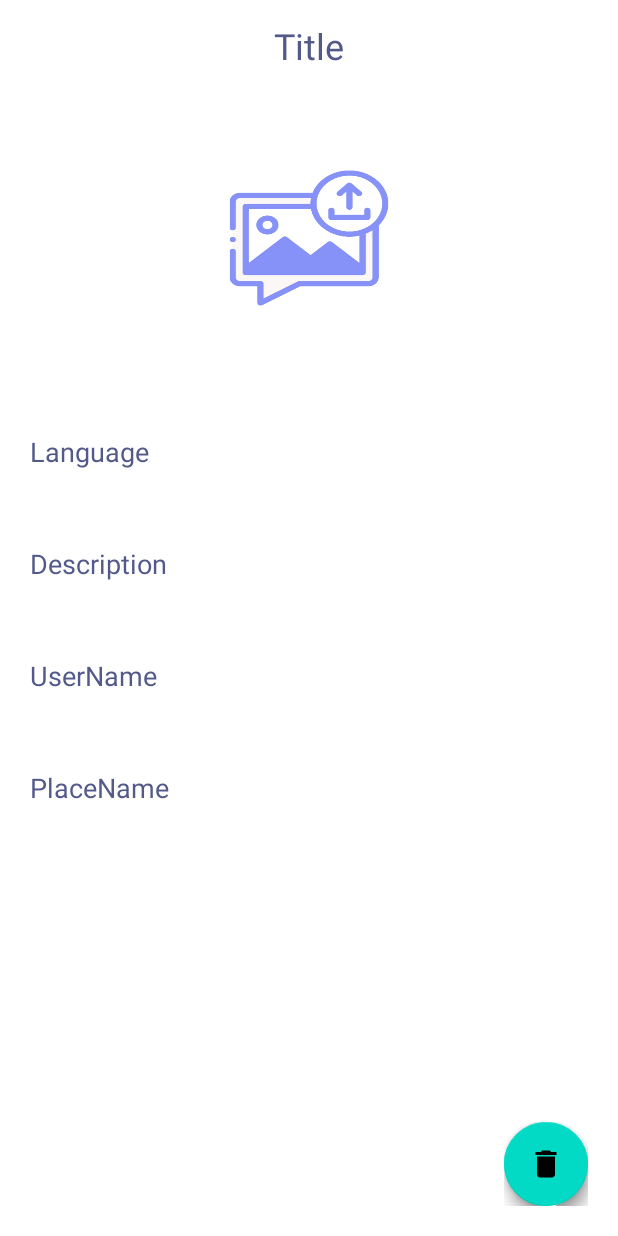
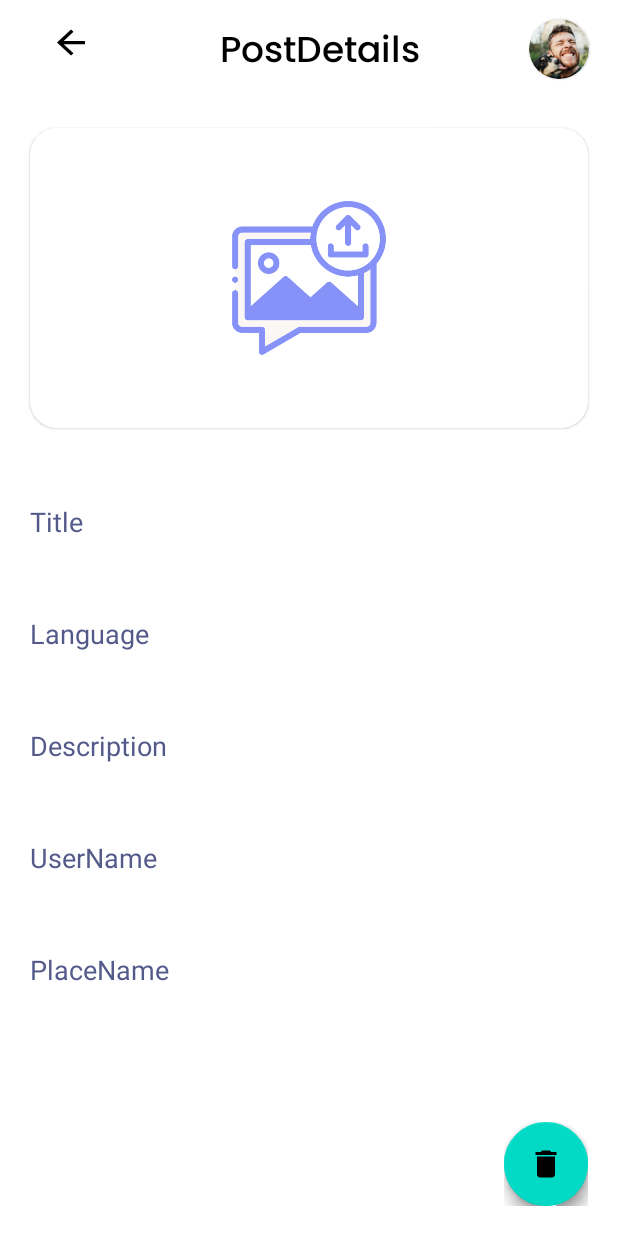
Before and after one commit to DeadEv1Le/Reach, an Android app: the DetailActivity screen opened directly, with no data from a screen before it, on a phone screen of 412 x 824 dp. Run offline under Robolectric (Android 15) with nearby library versions, the phone set to English and light mode, and no system bars; our stand-ins replace Firebase (no records; nobody signed in at launch, a user with empty details on screens opened directly); libraries missing offline, so code that uses them is left out: com.github.clans.fab; plain views replace FloatingActionButton, FloatingActionMenu; pictures from the network do not load; 4 statements that could not run were skipped.

Commit message:
add user Profie Image add function, change PostFragment, design few changes

```diff
--- a/app/src/main/java/org/tensorflow/lite/examples/detection/ui/post/DetailActivity.java
+++ b/app/src/main/java/org/tensorflow/lite/examples/detection/ui/post/DetailActivity.java
@@ -33,11 +33,13 @@ import org.tensorflow.lite.examples.detection.R;
 public class DetailActivity extends AppCompatActivity {
 
     TextView detailDesc, detailTitle, detailLang, detailUserName, detailPlaceName;
-    ImageView detailImage;
+    ImageView detailImage, detailProfileImage;
     FloatingActionButton deleteButton, editButton;
     String key = "";
     String imageUrl = "";
     DatabaseReference mDatabaseRef;
+
+    String profileImage;
 
 
     @Override
@@ -64,6 +66,7 @@ public class DetailActivity extends AppCompatActivity {
             Glide.with(this).load(imageUrl).into(detailImage);
         }
 
+
         FirebaseAuth auth = FirebaseAuth.getInstance();
         String uid = auth.getCurrentUser().getUid();
         mDatabaseRef = FirebaseDatabase.getInstance().getReference("Tourist Posts").child(key);
@@ -74,6 +77,7 @@ public class DetailActivity extends AppCompatActivity {
                 if (snapshot.exists()) {
                     String userName = snapshot.child("userName").getValue(String.class);
                     detailUserName.setText(userName);
+
                     Toast.makeText(DetailActivity.this, detailUserName.getText(), Toast.LENGTH_SHORT).show();
                 }
             }
@@ -81,6 +85,28 @@ public class DetailActivity extends AppCompatActivity {
             @Override
             public void onCancelled(@NonNull DatabaseError error) {
                 Toast.makeText(DetailActivity.this, "Error: " + error.getMessage(), Toast.LENGTH_SHORT).show();
+            }
+        });
+
+
+        DatabaseReference userRef = FirebaseDatabase.getInstance().getReference().child("Users").child(uid);
+        detailProfileImage = findViewById(R.id.userPostDetailPageImage);
+        userRef.addListenerForSingleValueEvent(new ValueEventListener() {
+            @Override
+            public void onDataChange(@NonNull DataSnapshot snapshot) {
+                if (snapshot.exists()) {
+                    profileImage = snapshot.child("profileImageUrl").getValue(String.class);
+
+                    Glide.with(getApplicationContext())
+                            .load(profileImage)
+                            .into(detailProfileImage);
+
+                }
+            }
+
+            @Override
+            public void onCancelled(@NonNull DatabaseError error) {
+                // Handle errors here
             }
         });
 
--- /dev/null
+++ b/app/src/main/res/drawable/baseline_arrow_back_24.xml
@@ -0,0 +1,5 @@
+<vector android:autoMirrored="true" android:height="26dp"
+    android:tint="#000000" android:viewportHeight="24"
+    android:viewportWidth="24" android:width="28dp" xmlns:android="http://schemas.android.com/apk/res/android">
+    <path android:fillColor="@android:color/white" android:pathData="M20,11H7.83l5.59,-5.59L12,4l-8,8 8,8 1.41,-1.41L7.83,13H20v-2z"/>
+</vector>
--- a/app/src/main/res/layout/activity_detail.xml
+++ b/app/src/main/res/layout/activity_detail.xml
@@ -8,25 +8,86 @@
     android:orientation="vertical"
     tools:context=".ui.post.DetailActivity">
 
-    <TextView
-        android:layout_width="wrap_content"
-        android:layout_height="wrap_content"
-        android:id="@+id/detailTitle"
-        android:text="Title"
-        android:layout_marginTop="14dp"
-        android:textSize="24sp"
-        android:layout_gravity="center"
-        android:layout_marginBottom="12dp"
-        android:textColor="@color/lavender"/>
+    <LinearLayout
+        android:layout_width="match_parent"
+        android:orientation="horizontal"
+        android:clipChildren="false"
+        android:layout_height="65dp">
 
+        <ImageView
+            android:layout_width="0dp"
+            android:layout_height="wrap_content"
+            android:layout_weight="1.2"
+            android:layout_marginTop="15dp"
+            android:src="@drawable/baseline_arrow_back_24" />
+
+        <TextView
+            android:layout_width="0dp"
+            android:layout_height="match_parent"
+            android:layout_weight="3"
+            android:textAlignment="center"
+            android:layout_gravity="center"
+            android:paddingTop="15dp"
+            android:fontFamily="@font/poppins_medium"
+            android:text="PostDetails"
+            android:textColor="@color/black"
+            android:textSize="24sp" />
+
+       <androidx.constraintlayout.widget.ConstraintLayout
+           android:layout_width="0dp"
+           android:layout_weight="1"
+           android:layout_height="match_parent">
+
+           <com.google.android.material.card.MaterialCardView
+               android:layout_width="40dp"
+               android:layout_height="40dp"
+               app:cardCornerRadius="30dp"
+
+               app:layout_constraintBottom_toBottomOf="parent"
+               app:layout_constraintEnd_toEndOf="parent"
+               app:layout_constraintStart_toStartOf="parent"
+               app:layout_constraintTop_toTopOf="parent">
+
+               <ImageView
+                   android:id="@+id/userPostDetailPageImage"
+                   android:layout_width="match_parent"
+                   android:layout_height="match_parent"
+                   android:scaleType="centerCrop"
+                   android:src="@drawable/img_12" />
+           </com.google.android.material.card.MaterialCardView>
+       </androidx.constraintlayout.widget.ConstraintLayout>
+
+    </LinearLayout>
+
+    <com.google.android.material.card.MaterialCardView
+        android:layout_width="match_parent"
+        android:layout_height="200dp"
+       android:layout_margin="20dp"
+        app:cardCornerRadius="18dp">
     <ImageView
-        android:layout_width="400dp"
-        android:layout_height="200dp"
+        android:layout_width="match_parent"
+        android:layout_height="match_parent"
         android:id="@+id/detailImage"
-        android:padding="8dp"
+        android:scaleType="centerCrop"
         android:layout_gravity="center"
         android:src="@drawable/uploadimg"
-        android:scaleType="fitXY"/>
+        />
+    </com.google.android.material.card.MaterialCardView>
+    <LinearLayout
+        android:layout_width="match_parent"
+        android:layout_height="wrap_content">
+
+    </LinearLayout>
+    <TextView
+        android:layout_width="match_parent"
+        android:layout_height="wrap_content"
+        android:layout_marginTop="10dp"
+        android:padding="20dp"
+        android:text="Title"
+        android:layout_gravity="center"
+        android:id="@+id/detailTitle"
+        android:textSize="18sp"
+        android:textColor="@color/lavender"/>
 
     <TextView
         android:layout_width="match_parent"
--- a/app/src/main/res/values/styles.xml
+++ b/app/src/main/res/values/styles.xml
@@ -15,4 +15,8 @@
     <style name="CustomSearchView" parent="Widget.AppCompat.SearchView">
         <item name="queryBackground">@null</item>
     </style>
+    <style name="RoundedImageView">
+        <item name="cornerFamily">rounded</item>
+        <item name="cornerSize">16dp</item>
+    </style>
 </resources>
```
Also changed, not shown: app/src/main/java/org/tensorflow/lite/examples/detection/ui/post/DataClass.java (+12 -1 lines), app/src/main/java/org/tensorflow/lite/examples/detection/ui/post/PostFragment.java (+12 -2 lines), app/src/main/java/org/tensorflow/lite/examples/detection/ui/post/UpdateActivity.java (+30 -3 lines), app/src/main/java/org/tensorflow/lite/examples/detection/ui/post/UploadActivity.java (+8 -4 lines), app/src/main/res/drawable/round_back.xml (added, +9 -0 lines), app/src/main/res/layout/post_acticity_new.xml (+15 -5 lines).
